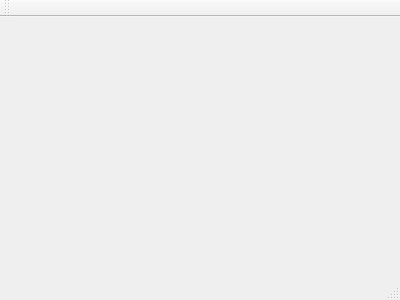
The window that gamewindow.ui (CpS209TeamOmega/TandemTechies) describes before a commit, drawn with Qt 5.
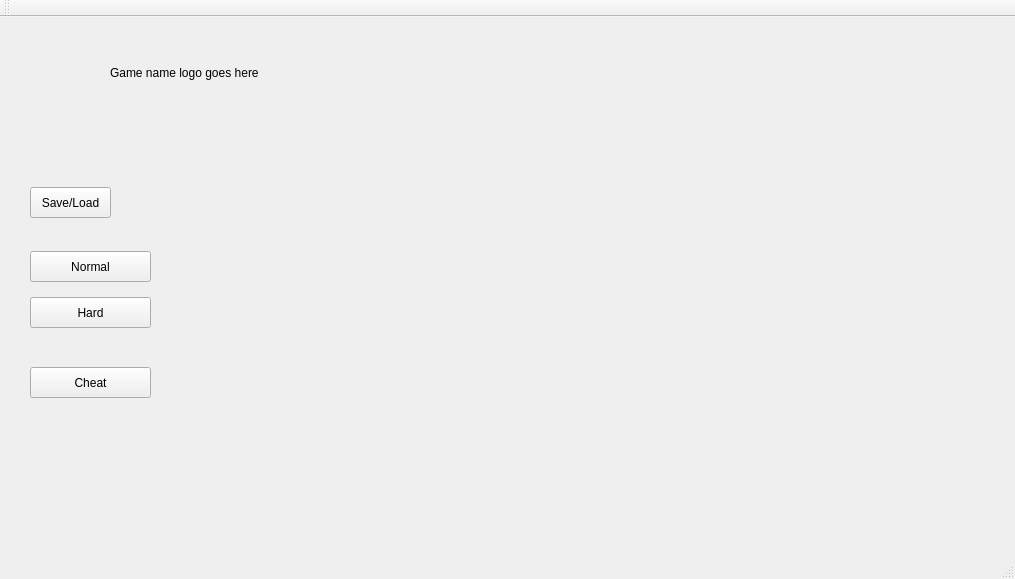
The same window after the commit.

```diff
--- a/gamewindow.ui
+++ b/gamewindow.ui
@@ -1,24 +1,114 @@
 <ui version="4.0">
  <class>GameWindow</class>
- <widget class="QMainWindow" name="GameWindow" >
-  <property name="geometry" >
+ <widget class="QMainWindow" name="GameWindow">
+  <property name="geometry">
    <rect>
     <x>0</x>
     <y>0</y>
-    <width>400</width>
-    <height>300</height>
+    <width>1015</width>
+    <height>579</height>
    </rect>
   </property>
   <property name="windowTitle" >
    <string>GameWindow</string>
   </property>
-  <widget class="QMenuBar" name="menuBar" />
-  <widget class="QToolBar" name="mainToolBar" />
-  <widget class="QWidget" name="centralWidget" />
-  <widget class="QStatusBar" name="statusBar" />
+  <widget class="QWidget" name="centralWidget">
+   <widget class="QToolButton" name="tbtnNormal">
+    <property name="geometry">
+     <rect>
+      <x>30</x>
+      <y>234</y>
+      <width>121</width>
+      <height>31</height>
+     </rect>
+    </property>
+    <property name="text">
+     <string>Normal</string>
+    </property>
+    <property name="checkable">
+     <bool>true</bool>
+    </property>
+   </widget>
+   <widget class="QToolButton" name="tbtnHard">
+    <property name="geometry">
+     <rect>
+      <x>30</x>
+      <y>280</y>
+      <width>121</width>
+      <height>31</height>
+     </rect>
+    </property>
+    <property name="text">
+     <string>Hard</string>
+    </property>
+    <property name="checkable">
+     <bool>true</bool>
+    </property>
+   </widget>
+   <widget class="QToolButton" name="tbtnCheat">
+    <property name="geometry">
+     <rect>
+      <x>30</x>
+      <y>350</y>
+      <width>121</width>
+      <height>31</height>
+     </rect>
+    </property>
+    <property name="text">
+     <string>Cheat</string>
+    </property>
+    <property name="checkable">
+     <bool>true</bool>
+    </property>
+   </widget>
+   <widget class="QToolButton" name="tbtnSaveLoad">
+    <property name="geometry">
+     <rect>
+      <x>30</x>
+      <y>170</y>
+      <width>81</width>
+      <height>31</height>
+     </rect>
+    </property>
+    <property name="text">
+     <string>Save/Load</string>
+    </property>
+   </widget>
+   <widget class="QLabel" name="lblName">
+    <property name="geometry">
+     <rect>
+      <x>110</x>
+      <y>20</y>
+      <width>791</width>
+      <height>71</height>
+     </rect>
+    </property>
+    <property name="text">
+     <string>Game name logo goes here</string>
+    </property>
+   </widget>
+  </widget>
+  <widget class="QMenuBar" name="menuBar">
+   <property name="geometry">
+    <rect>
+     <x>0</x>
+     <y>0</y>
+     <width>1015</width>
+     <height>27</height>
+    </rect>
+   </property>
+  </widget>
+  <widget class="QToolBar" name="mainToolBar">
+   <attribute name="toolBarArea">
+    <enum>TopToolBarArea</enum>
+   </attribute>
+   <attribute name="toolBarBreak">
+    <bool>false</bool>
+   </attribute>
+  </widget>
+  <widget class="QStatusBar" name="statusBar"/>
  </widget>
- <layoutDefault spacing="6" margin="11" />
- <pixmapfunction></pixmapfunction>
+ <layoutdefault spacing="6" margin="11"/>
  <resources/>
  <connections/>
 </ui>
```
Left out of the diff: 3 changed lines with no effect on the pictures.
